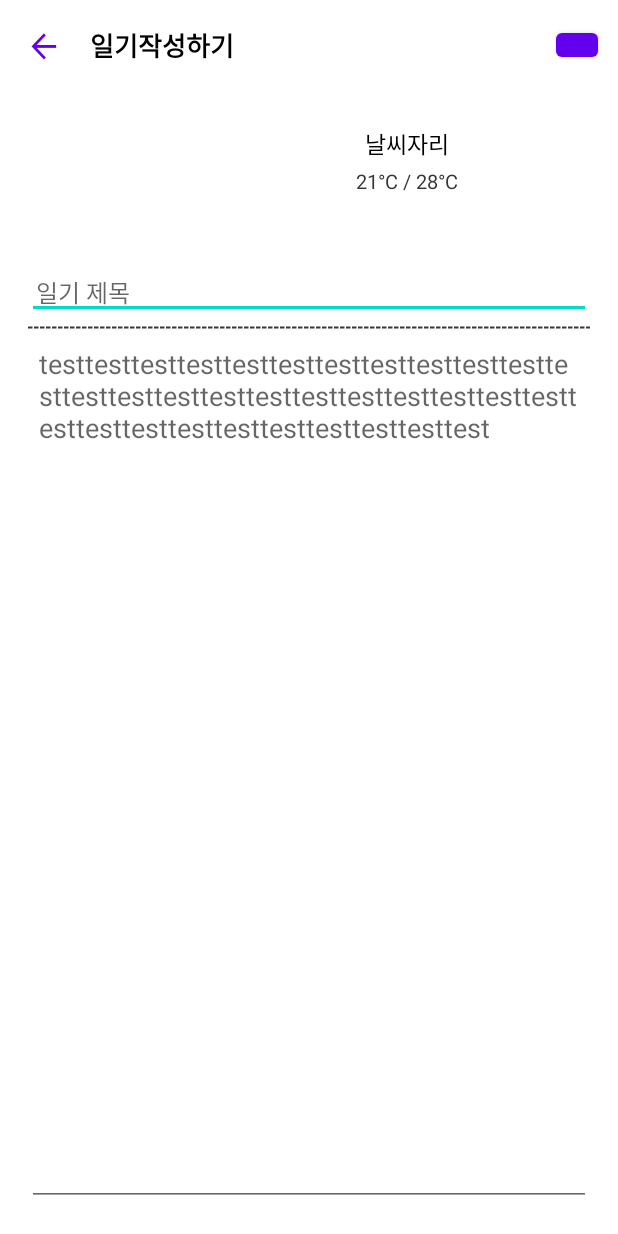
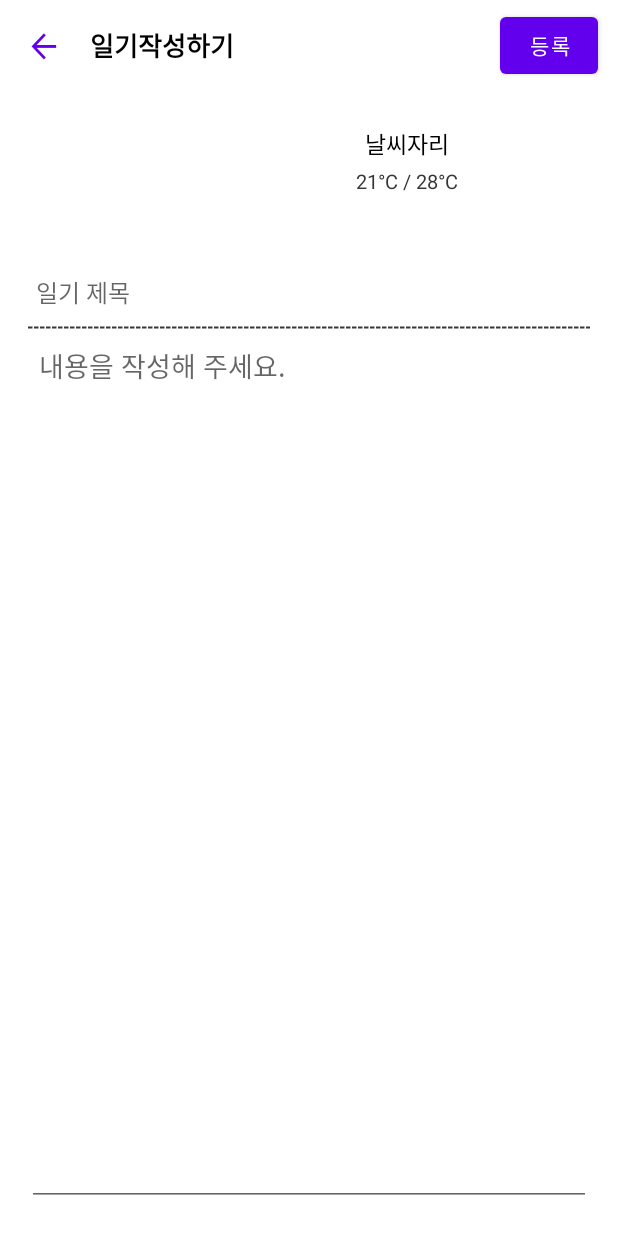
Before and after one commit to cont96troller/WeatherDiary, an Android app: the WriteDiaryActivity screen opened directly, with no data from a screen before it, on a phone screen of 412 x 824 dp. Run offline under Robolectric (Android 15) with nearby library versions, the phone set to English and light mode, and no system bars; pictures from the network do not load; 4 statements that could not run were skipped.

Commit message:
[BLHQ-32] 버그수정

```diff
--- a/app/src/main/java/com/cont96roller/weatherdiary/ShowDiaryActivity.java
+++ b/app/src/main/java/com/cont96roller/weatherdiary/ShowDiaryActivity.java
@@ -80,8 +80,6 @@ public class ShowDiaryActivity extends AppCompatActivity implements View.OnClick
         mTxtDiaryTitle.setText(mDiary.getTitle());
         mTxtDiaryContents.setText(mDiary.getContents());
         String date = String.valueOf(mDiary.getDate());
-//        mTxtTemperature.setText();
-//        holder.mTxtDate.setText(String.valueOf(diary.getDate()));
         mTxtDate.setText(String.valueOf(mDiary.getDate()));
 
         setOnClicks();
--- a/app/src/main/java/com/cont96roller/weatherdiary/WeatherFragment.java
+++ b/app/src/main/java/com/cont96roller/weatherdiary/WeatherFragment.java
@@ -57,7 +57,7 @@ public class WeatherFragment extends Fragment {
 //        double lat = currentLocation.getLatitude();
 
         mContext = getContext();
-        View view = inflater.inflate(R.layout.fragment_weather, container, false);//외우는거: fragment xml과 이어주기 위해 필요한거
+        View view = inflater.inflate(R.layout.fragment_weather, container, false);
 
         String lat= "37.65171906925866";
         String lng = "127.07728375544342";
@@ -66,7 +66,6 @@ public class WeatherFragment extends Fragment {
 
         ApiInterface service = client.create(ApiInterface.class);
         Call<ResponseWeather> call = service.requestWeather("d36d81339b59c0868af503708d9057b8", Double.valueOf(lat), Double.valueOf(lng));
-//        Call<ResponseWeather> call = service.requestWeather("d36d81339b59c0868af503708d9057b8", Double.valueOf(userLocation.getLatitude()), Double.valueOf(userLocation.getLongitude()));
 
         call.enqueue(new Callback<ResponseWeather>() {
             @Override
--- a/app/src/main/java/com/cont96roller/weatherdiary/adapter/DiaryAdapter.java
+++ b/app/src/main/java/com/cont96roller/weatherdiary/adapter/DiaryAdapter.java
@@ -103,7 +103,6 @@ public class DiaryAdapter extends RecyclerView.Adapter<DiaryAdapter.DiaryViewHol
         holder.mTxtTitle.setText(diary.getTitle());
         holder.mTxtDate.setText(String.valueOf(diary.getDate()));
         holder.mTxtWeather.setText(diary.getStatus());
-        //아이콘 가져오기
         String icon = diary.getIcon();
         String url = Constants.PREFIX_WEATHER_ICON_URL + icon + Constants.SUFFIX_WEATHER_ICON_URL;
         mContext = holder.mConstList.getContext();
--- a/app/src/main/res/layout/activity_main.xml
+++ b/app/src/main/res/layout/activity_main.xml
@@ -67,7 +67,7 @@
 
     <Button
         android:id="@+id/btn_write"
-        android:layout_width="55dp"
+        android:layout_width="100dp"
         android:layout_height="55dp"
         android:layout_marginEnd="18dp"
         android:layout_marginBottom="20dp"
--- a/app/src/main/res/layout/activity_write_diary.xml
+++ b/app/src/main/res/layout/activity_write_diary.xml
@@ -25,16 +25,17 @@
 
     <Button
         android:id="@+id/btn_ok"
-        android:layout_width="28dp"
-        android:layout_height="28dp"
+        android:layout_width="65dp"
+        android:layout_height="50dp"
         android:layout_marginEnd="13dp"
-        android:background="@null"
-        android:text="등록"
-        android:textColor="#ffffff"
         app:layout_constraintBottom_toBottomOf="@id/btn_back"
         app:layout_constraintEnd_toEndOf="parent"
         app:layout_constraintRight_toRightOf="parent"
-        app:layout_constraintTop_toTopOf="@id/btn_back" />
+        app:layout_constraintTop_toTopOf="@id/btn_back"
+        android:text="등록"
+        android:textColor="#ffffff"
+
+        />
 
 
 
@@ -102,7 +103,9 @@
         android:hint="일기 제목"
         app:layout_constraintEnd_toEndOf="parent"
         app:layout_constraintStart_toStartOf="parent"
-        app:layout_constraintTop_toBottomOf="@id/img_weather" />
+        app:layout_constraintTop_toBottomOf="@id/img_weather"
+        android:background="@null"
+        />
 
     <ImageView
         android:id="@+id/view_dotted_line"
@@ -125,7 +128,7 @@
         android:gravity="left"
         android:paddingHorizontal="8dp"
         android:paddingVertical="10dp"
-        android:hint="testtesttesttesttesttesttesttesttesttesttesttesttesttesttesttesttesttesttesttesttesttesttesttesttesttesttesttesttesttesttesttesttest"
+        android:hint="내용을 작성해 주세요."
         android:textColor="#000000"
         app:layout_constraintBottom_toBottomOf="parent"
         app:layout_constraintEnd_toEndOf="parent"
```
